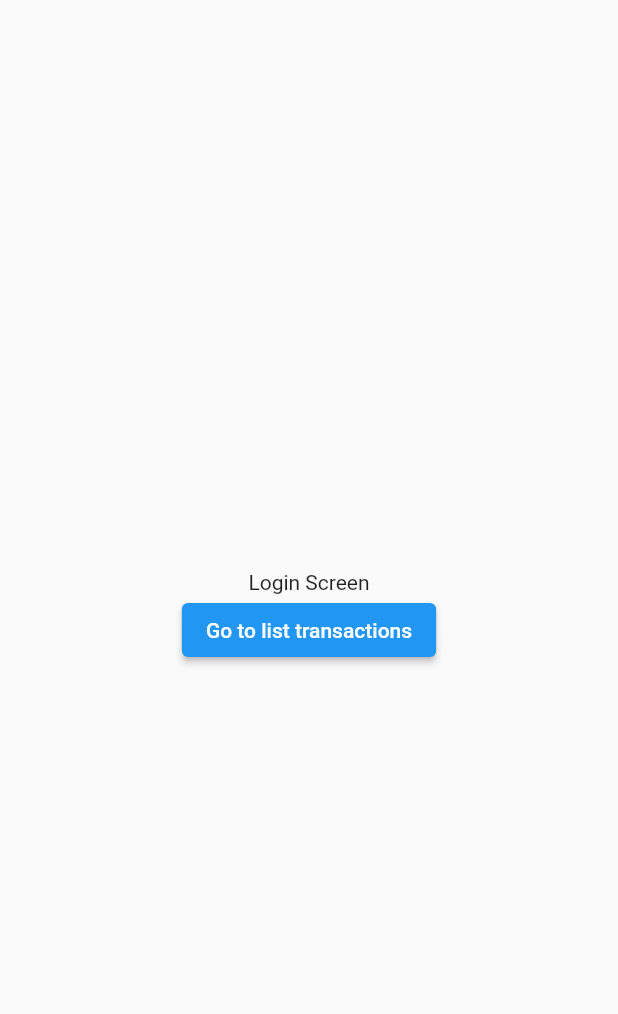
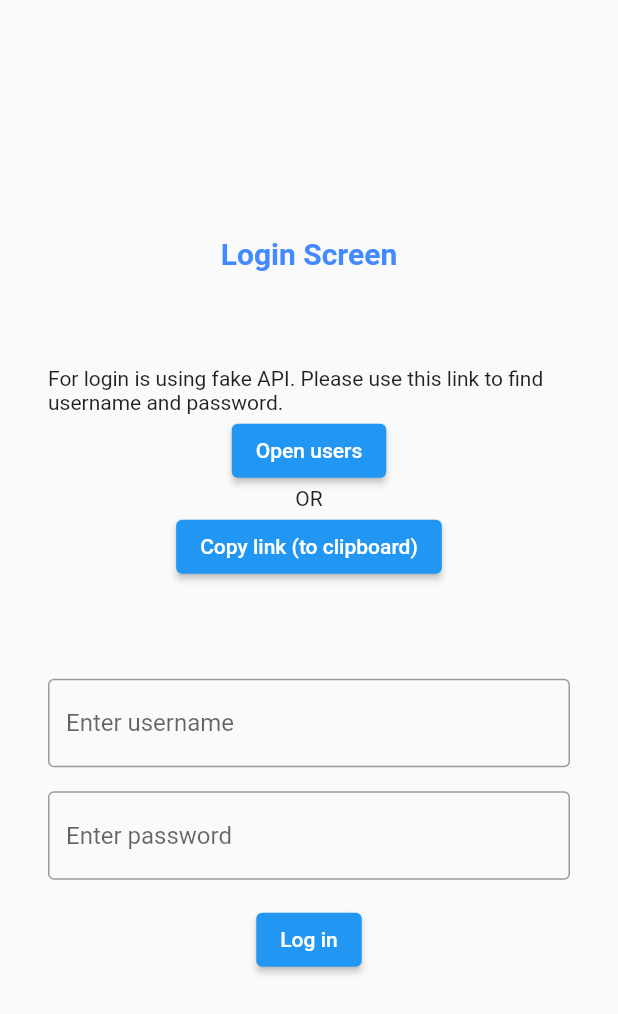
Before and after one commit to NikonovichN/transaction_task, a Flutter app: the screen it shows after launch, on a phone screen of 412 x 824 dp. Shown: the top 1014 px of the screen. Run offline on Flutter 3.47's test engine with Material 2 defaults, Android fonts, the phone set to English and light mode, and no system bars; our stand-ins replace bloc, flutter_bloc, freezed_annotation, go_router.

Commit message:
add: implementation of login feature

```diff
--- a/lib/core/core.dart
+++ b/lib/core/core.dart
@@ -1,2 +1,4 @@
 export 'navigation/navigation.dart';
 export 'transaction_app.dart';
+export 'interfaces/interfaces.dart';
+export 'widgets/widgets.dart';
--- /dev/null
+++ b/lib/core/interfaces/interfaces.dart
@@ -0,0 +1 @@
+export 'use_case.dart';
--- /dev/null
+++ b/lib/core/interfaces/use_case.dart
@@ -0,0 +1,5 @@
+class NoParams {}
+
+abstract class ObservableUseCase<Type, Params> {
+  Stream<Type> call(Params params);
+}
--- /dev/null
+++ b/lib/core/widgets/error_snack_bar.dart
@@ -0,0 +1,6 @@
+import 'package:flutter/material.dart';
+
+SnackBar errorSnackBar(String description) => SnackBar(
+      padding: const EdgeInsets.all(16),
+      content: Text(description),
+    );
--- /dev/null
+++ b/lib/core/widgets/widgets.dart
@@ -0,0 +1 @@
+export 'error_snack_bar.dart';
--- /dev/null
+++ b/lib/features/login/data/data.dart
@@ -0,0 +1,2 @@
+export 'repository/user_repository.dart';
+export 'data_source/login_data_source.dart';
--- /dev/null
+++ b/lib/features/login/data/data_source/login_data_source.dart
@@ -0,0 +1,21 @@
+import 'package:http/http.dart' as http;
+
+import '../../domain/use_case/login_use_case.dart';
+
+abstract class LoginDataSource {
+  Future<http.Response> login(LoginParams params);
+}
+
+class LoginDataSourceImpl implements LoginDataSource {
+  // TODO: should be placed in somewhere secret place
+  static const _api = 'dummyjson.com';
+  static const _path = 'auth/login';
+
+  @override
+  Future<http.Response> login(LoginParams params) {
+    return http.post(Uri.https(_api, _path), body: {
+      'username': params.login,
+      'password': params.password,
+    });
+  }
+}
--- /dev/null
+++ b/lib/features/login/data/repository/user_repository.dart
@@ -0,0 +1,29 @@
+import '../../domain/entity/user_entity.dart';
+import '../../domain/use_case/login_use_case.dart';
+import '../data_source/login_data_source.dart';
+import '../../domain/repository/user_repository.dart';
+
+class UserRepositoryImpl implements UserRepository {
+  final LoginDataSource _loginDataSource;
+
+  const UserRepositoryImpl({
+    required LoginDataSource loginDataSource,
+  }) : _loginDataSource = loginDataSource;
+
+  @override
+  Stream<UserEntity> login(LoginParams params) async* {
+    try {
+      final response = await _loginDataSource.login(params);
+
+      if (response.statusCode != 200) {
+        throw Exception('${response.statusCode.toString()} ${response.body}');
+      }
+
+      yield* Stream.value(
+        const UserEntity(loggedIn: true),
+      );
+    } catch (error) {
+      yield* Stream.error(error);
+    }
+  }
+}
--- /dev/null
+++ b/lib/features/login/domain/entity/user_entity.dart
@@ -0,0 +1,10 @@
+import 'package:freezed_annotation/freezed_annotation.dart';
+
+part 'user_entity.freezed.dart';
+
+@freezed
+class UserEntity with _$UserEntity {
+  const factory UserEntity({
+    required bool loggedIn,
+  }) = _UserEntity;
+}
--- /dev/null
+++ b/lib/features/login/domain/repository/user_repository.dart
@@ -0,0 +1,6 @@
+import '../use_case/login_use_case.dart';
+import '../entity/user_entity.dart';
+
+abstract class UserRepository {
+  Stream<UserEntity> login(LoginParams params);
+}
--- /dev/null
+++ b/lib/features/login/domain/use_case/login_use_case.dart
@@ -0,0 +1,24 @@
+import 'package:transaction_task/core/core.dart';
+
+import '../repository/user_repository.dart';
+import '../entity/user_entity.dart';
+
+class LoginParams {
+  final String login;
+  final String password;
+
+  const LoginParams({required this.login, required this.password});
+}
+
+class LogInUseCase implements ObservableUseCase<UserEntity, LoginParams> {
+  final UserRepository _repository;
+
+  const LogInUseCase({
+    required UserRepository repository,
+  }) : _repository = repository;
+
+  @override
+  Stream<UserEntity> call(LoginParams params) {
+    return _repository.login(params);
+  }
+}
--- /dev/null
+++ b/lib/features/login/presentation/bloc/user_bloc.dart
@@ -0,0 +1,33 @@
+import 'package:bloc/bloc.dart';
+import 'package:freezed_annotation/freezed_annotation.dart';
+
+import '../../domain/use_case/login_use_case.dart';
+
+part 'user_event.dart';
+part 'user_state.dart';
+part 'user_bloc.freezed.dart';
+
+class UserBloc extends Bloc<UserEvent, UserState> {
+  final LogInUseCase _logInUseCase;
+
+  UserBloc({required LogInUseCase logInUseCase})
+      : _logInUseCase = logInUseCase,
+        super(const _Initial()) {
+    on<_LogIn>(_logIn);
+  }
+
+  Future<void> _logIn(
+    _LogIn event,
+    Emitter<UserState> emit,
+  ) async {
+    emit(const _Loading());
+
+    final userStream = _logInUseCase(event.params);
+
+    await emit.forEach(
+      userStream,
+      onData: (_) => const _SuccessLogIn(),
+      onError: (error, _) => _ErrorLogIn(message: error.toString()),
+    );
+  }
+}
--- /dev/null
+++ b/lib/features/login/presentation/bloc/user_event.dart
@@ -0,0 +1,6 @@
+part of 'user_bloc.dart';
+
+@freezed
+class UserEvent with _$UserEvent {
+  const factory UserEvent.logIn(LoginParams params) = _LogIn;
+}
--- /dev/null
+++ b/lib/features/login/presentation/bloc/user_state.dart
@@ -0,0 +1,11 @@
+part of 'user_bloc.dart';
+
+@freezed
+class UserState with _$UserState {
+  const factory UserState.initial() = _Initial;
+  const factory UserState.loading() = _Loading;
+  const factory UserState.successLogIn() = _SuccessLogIn;
+  const factory UserState.errorLogIn({
+    required String message,
+  }) = _ErrorLogIn;
+}
--- a/lib/features/login/presentation/pages/login_screen.dart
+++ b/lib/features/login/presentation/pages/login_screen.dart
@@ -1,26 +1,78 @@
 import 'package:flutter/material.dart';
-import 'package:go_router/go_router.dart';
+import 'package:flutter/services.dart';
 
-import '../../../../core/core.dart';
+import 'package:flutter_bloc/flutter_bloc.dart';
+import 'package:url_launcher/url_launcher.dart';
+
+import '../widgets/login_form.dart';
+import '../../data/data.dart';
+import '../bloc/user_bloc.dart';
+import '../../domain/use_case/login_use_case.dart';
 
 class LoginScreen extends StatelessWidget {
+  // TODO: should be placed in somewhere secret place
+  static const _fakeApi = 'dummyjson.com';
+  static const _userPath = 'users';
+  static const _fakeUsersURL = 'https://$_fakeApi/$_userPath';
+
   const LoginScreen({super.key});
 
   @override
   Widget build(BuildContext context) {
-    return Scaffold(
+    return BlocProvider(
+      create: (context) => UserBloc(
+        logInUseCase: LogInUseCase(
+          repository: UserRepositoryImpl(
+            loginDataSource: LoginDataSourceImpl(),
+          ),
+        ),
+      ),
+      child: Scaffold(
         body: Center(
           child: Column(
             mainAxisAlignment: MainAxisAlignment.center,
             children: [
-            const Text('Login Screen'),
+              const Text(
+                'Login Screen',
+                style: TextStyle(
+                  fontWeight: FontWeight.bold,
+                  fontSize: 20,
+                  color: Colors.blueAccent,
+                ),
+              ),
+              const SizedBox(height: 64),
+              const Padding(
+                padding: EdgeInsets.symmetric(horizontal: 32),
+                child: Text(
+                  'For login is using fake API. Please use this link to find username and password.',
+                ),
+              ),
               ElevatedButton(
-              onPressed: () => context.go('/$listTransactionsScreen'),
-              child: const Text('Go to list transactions'),
+                onPressed: _launchUrl,
+                child: const Text('Open users'),
+              ),
+              const Text('OR'),
+              ElevatedButton(
+                onPressed: _setClipBoard,
+                child: const Text('Copy link (to clipboard)'),
+              ),
+              const SizedBox(height: 64),
+              Padding(
+                padding: const EdgeInsets.symmetric(horizontal: 32),
+                child: LoginForm(),
               )
             ],
           ),
         ),
+      ),
     );
   }
+
+  Future<void> _launchUrl() async {
+    await launchUrl(Uri.parse(_fakeUsersURL));
   }
+
+  Future<void> _setClipBoard() async {
+    await Clipboard.setData(const ClipboardData(text: _fakeUsersURL));
+  }
+}
--- /dev/null
+++ b/lib/features/login/presentation/widgets/login_form.dart
@@ -0,0 +1,75 @@
+import 'package:flutter/material.dart';
+
+import 'package:flutter_bloc/flutter_bloc.dart';
+
+import '../bloc/user_bloc.dart';
+import '../../../../core/core.dart';
+import '../../domain/use_case/login_use_case.dart';
+
+class LoginForm extends StatelessWidget {
+  LoginForm({super.key});
+
+  final _loginHint = 'Enter username';
+  final _passwordHint = 'Enter password';
+
+  String _loginError(String error) => 'Error login: \n $error \n Try again!';
+
+  final _loginController = TextEditingController();
+  final _passwordController = TextEditingController();
+
+  @override
+  Widget build(BuildContext context) {
+    return Form(
+      child: Column(
+        crossAxisAlignment: CrossAxisAlignment.start,
+        children: [
+          TextFormField(
+            controller: _loginController,
+            decoration: InputDecoration(
+              border: const OutlineInputBorder(),
+              hintText: _loginHint,
+            ),
+          ),
+          const SizedBox(height: 16),
+          TextFormField(
+            controller: _passwordController,
+            obscureText: true,
+            decoration: InputDecoration(
+              border: const OutlineInputBorder(),
+              hintText: _passwordHint,
+            ),
+          ),
+          BlocConsumer<UserBloc, UserState>(
+            listener: (context, state) => state.whenOrNull(
+              errorLogIn: (state) => ScaffoldMessenger.of(context).showSnackBar(
+                errorSnackBar(_loginError(state)),
+              ),
+            ),
+            builder: (context, state) {
+              return Padding(
+                padding: const EdgeInsets.symmetric(vertical: 16),
+                child: Center(
+                  child: state.maybeMap(
+                    orElse: () => ElevatedButton(
+                      // TODO: add validation
+                      onPressed: () => context.read<UserBloc>().add(
+                            UserEvent.logIn(
+                              LoginParams(
+                                login: _loginController.text,
+                                password: _passwordController.text,
+                              ),
+                            ),
+                          ),
+                      child: const Text('Log in'),
+                    ),
+                    loading: (_) => const CircularProgressIndicator(),
+                  ),
+                ),
+              );
+            },
+          ),
+        ],
+      ),
+    );
+  }
+}
--- a/pubspec.yaml
+++ b/pubspec.yaml
@@ -39,6 +39,8 @@ dependencies:
   freezed: ^2.4.2
   flutter_bloc: ^8.1.3
   http: ^1.1.0
+  freezed_annotation: ^2.4.1
+  url_launcher: ^6.1.12
 
 dev_dependencies:
   flutter_test:
@@ -50,6 +52,7 @@ dev_dependencies:
   # package. See that file for information about deactivating specific lint
   # rules and activating additional ones.
   flutter_lints: ^2.0.0
+  build_runner: ^2.4.6
 
 # For information on the generic Dart part of this file, see the
 # following page: https://dart.dev/tools/pub/pubspec
```
Also changed, not shown: lib/features/login/domain/entity/user_entity.freezed.dart (added), lib/features/login/presentation/bloc/user_bloc.freezed.dart (added), pubspec.lock, 6 other files. Lines whose indentation alone changed are shown as unchanged.
